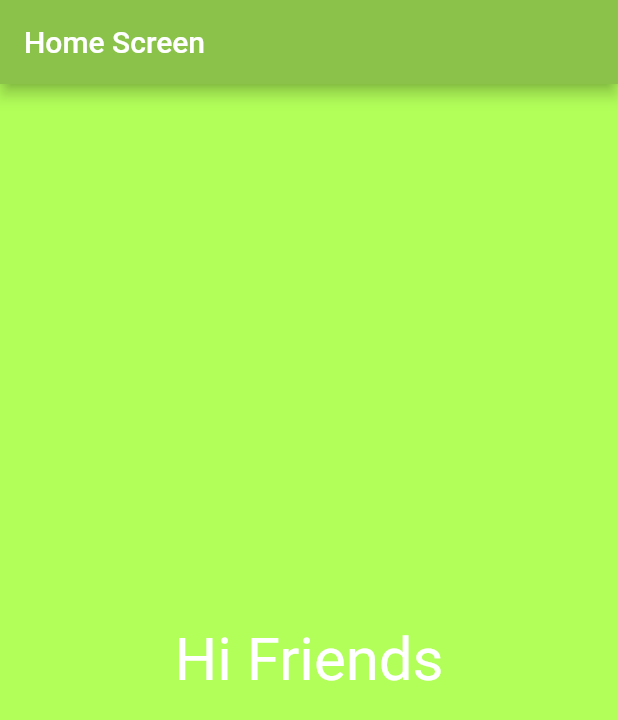
After one commit to vinodyadav5799/AndroidSuperNerds-Flutter, a Flutter app: the screen it shows after launch, on a phone screen of 412 x 824 dp. The commit adds this screen. Shown: the top 720 px of the screen. Run offline on Flutter 3.47's test engine with Material 2 defaults, Android fonts, the phone set to English and light mode, and no system bars.

Commit message:
new screen implementation
New screen creation and implementation

```diff
--- a/lib/main.dart
+++ b/lib/main.dart
@@ -1,4 +1,5 @@
 import 'package:flutter/material.dart';
+import './screens/FirstScreen.dart';
 
 void main() => runApp(new FlutterApp());
 
@@ -12,16 +13,7 @@ class FlutterApp extends StatelessWidget{
          title: "My First Flutter App",
          home: Scaffold(
            appBar: AppBar(title: Text("Home Screen"), backgroundColor: Colors.lightGreen,),
-           body: Material(
-             color: Colors.lightGreenAccent,
-             child: Center(
-              child: Text(
-                  "Hi Friends",
-                  textDirection: TextDirection.ltr,
-                  style: TextStyle(color: Colors.white, fontSize: 40.0),
-              ),
-             )
-           ),
+           body: FirstScreen()
          )
     );
   }
--- /dev/null
+++ b/lib/screens/FirstScreen.dart
@@ -0,0 +1,18 @@
+import 'package:flutter/material.dart';
+
+class FirstScreen extends StatelessWidget{
+  @override
+  Widget build(BuildContext context) {
+      return Material(
+          color: Colors.lightGreenAccent,
+          child: Center(
+            child: Text(
+              "Hi Friends",
+              textDirection: TextDirection.ltr,
+              style: TextStyle(color: Colors.white, fontSize: 40.0),
+            ),
+          )
+      );
+  }
+
+}
```
